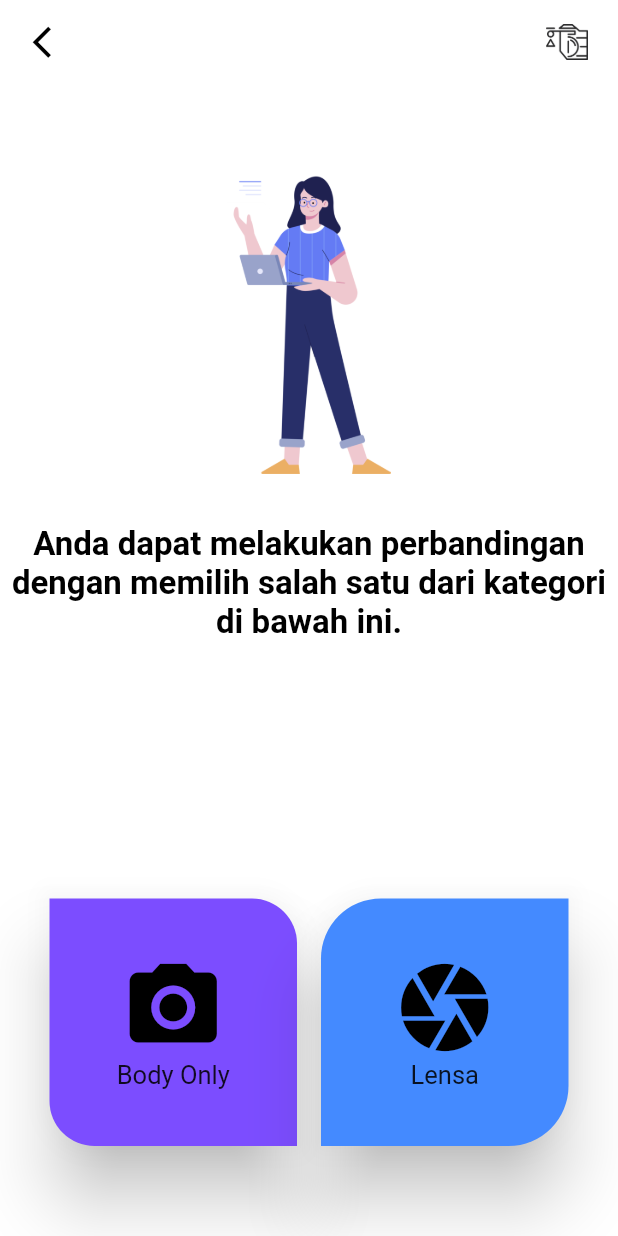
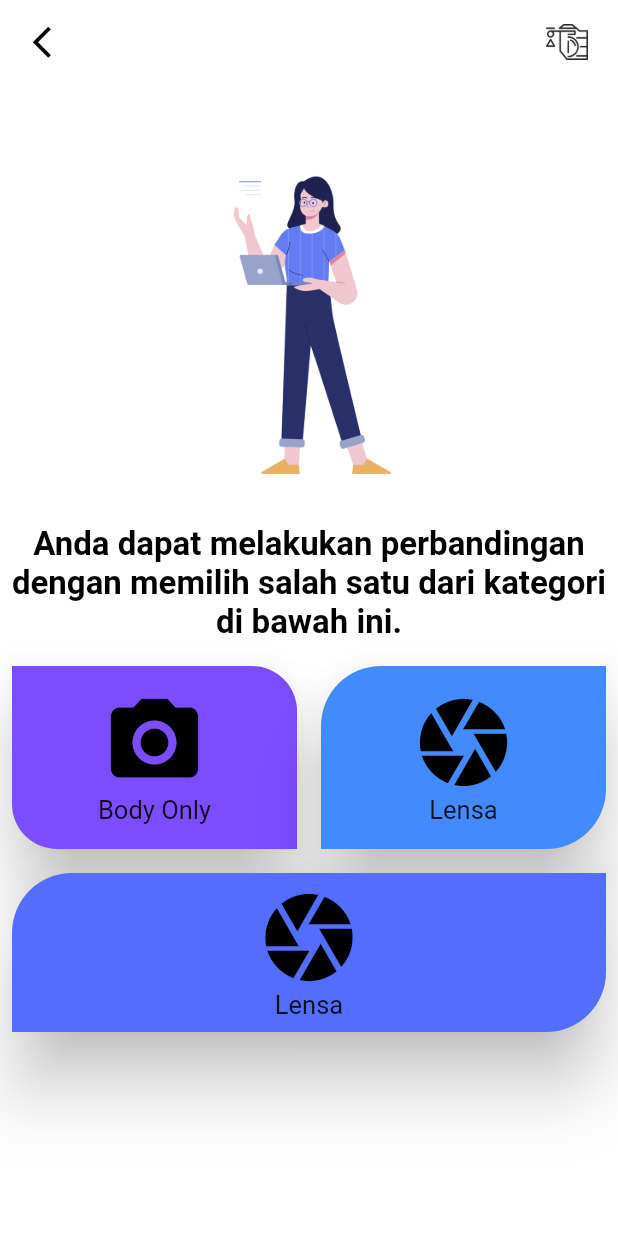
Before and after one commit to agilescrumb2/android-camera-comparison, a Flutter app: the KategoriCompare screen opened directly, on a phone screen of 412 x 824 dp. Run offline on Flutter 3.47's test engine with Material 2 defaults, Android fonts, the phone set to English and light mode, and no system bars; missing offline and left inert: flutter_launcher_icons.

Commit message:
compare kategori done

```diff
--- a/lib/secondary/kategori.dart
+++ b/lib/secondary/kategori.dart
@@ -67,14 +67,17 @@ class _KategoriCompareState extends State<KategoriCompare> {
             child: Column(
               children: [
                 SizedBox(height: 60),
-                Image.asset('assets/img/char1.png', height: 200, width: 200),
-                SizedBox(height: 250),
+                Image.asset('assets/img/char1.png', height: 200, width:  200),
+                SizedBox(height: 120),
                 Expanded(
-                  child: GridView.count(
-                    padding: const EdgeInsets.all(25),
-                    crossAxisCount: 2,
+                  child: Column(
                     children: <Widget>[
-                      Card(
+                      Row(
+
+                        children: [
+                          Expanded(
+                            flex: 1,
+                            child :Card(
                               shape: RoundedRectangleBorder(
                                 borderRadius: BorderRadius.only(
                                   topRight: Radius.circular(30.0),
@@ -84,6 +87,8 @@ class _KategoriCompareState extends State<KategoriCompare> {
                               color: Colors.deepPurpleAccent,
                               elevation: 20,
                               margin: const EdgeInsets.all(8),
+                              child: Padding(
+                                padding: const EdgeInsets.all(16.0),
                                 child: InkWell(
                                   onTap: () {
                                     Navigator.push(
@@ -109,7 +114,12 @@ class _KategoriCompareState extends State<KategoriCompare> {
                                   ),
                                 ),
                               ),
-                      Card(
+                            ),
+
+                          ),
+                          Expanded(
+                            flex: 1,
+                            child: Card(
                               shape: RoundedRectangleBorder(
                                 borderRadius: BorderRadius.only(
                                   topLeft: Radius.circular(40.0),
@@ -119,6 +129,8 @@ class _KategoriCompareState extends State<KategoriCompare> {
                               color: Colors.blueAccent,
                               elevation: 20,
                               margin: const EdgeInsets.all(8),
+                              child: Padding(
+                                padding: const EdgeInsets.all(16.0),
                                 child: InkWell(
                                   onTap: () {
                                     Navigator.push(
@@ -144,9 +156,52 @@ class _KategoriCompareState extends State<KategoriCompare> {
                                   ),
                                 ),
                               ),
+                            ),
+                          ),
+                        ],
+                      ),
+                      Card(
+                        shape: RoundedRectangleBorder(
+                          borderRadius: BorderRadius.only(
+                            topLeft: Radius.circular(40.0),
+                            bottomRight: Radius.circular(40.0),
+                          ),
+                        ),
+                        color: Colors.indigoAccent,
+                        elevation: 20,
+                        margin: const EdgeInsets.all(8),
+                        child: Padding(
+                          padding: const EdgeInsets.all(8.0),
+                          child: InkWell(
+                            onTap: () {
+                              Navigator.push(
+                                context,
+                                MaterialPageRoute(
+                                    builder: (context) => ListLensaCompare()),
+                              );
+                            },
+                            splashColor: Colors.blueAccent,
+                            child: Center(
+                              child: Column(
+                                mainAxisSize: MainAxisSize.min,
+                                children: const <Widget>[
+                                  Icon(
+                                    Icons.camera,
+                                    size: 70,
+                                    color: Colors.black,
+                                  ),
+                                  Text('Lensa',
+                                      style: TextStyle(fontSize: 17.0)),
                                 ],
                               ),
                             ),
+                          ),
+                        ),
+                      ),
+                    ],
+                  ),
+                ),
+
               ],
             ),
           ),
--- a/lib/secondary/kategori_compare.dart
+++ b/lib/secondary/kategori_compare.dart
@@ -1,3 +1,4 @@
+import 'package:flutter/material.dart';
 import 'package:flutter/material.dart';
 import '../primary/beranda.dart';
 
```
Lines whose indentation alone changed are shown as unchanged.
